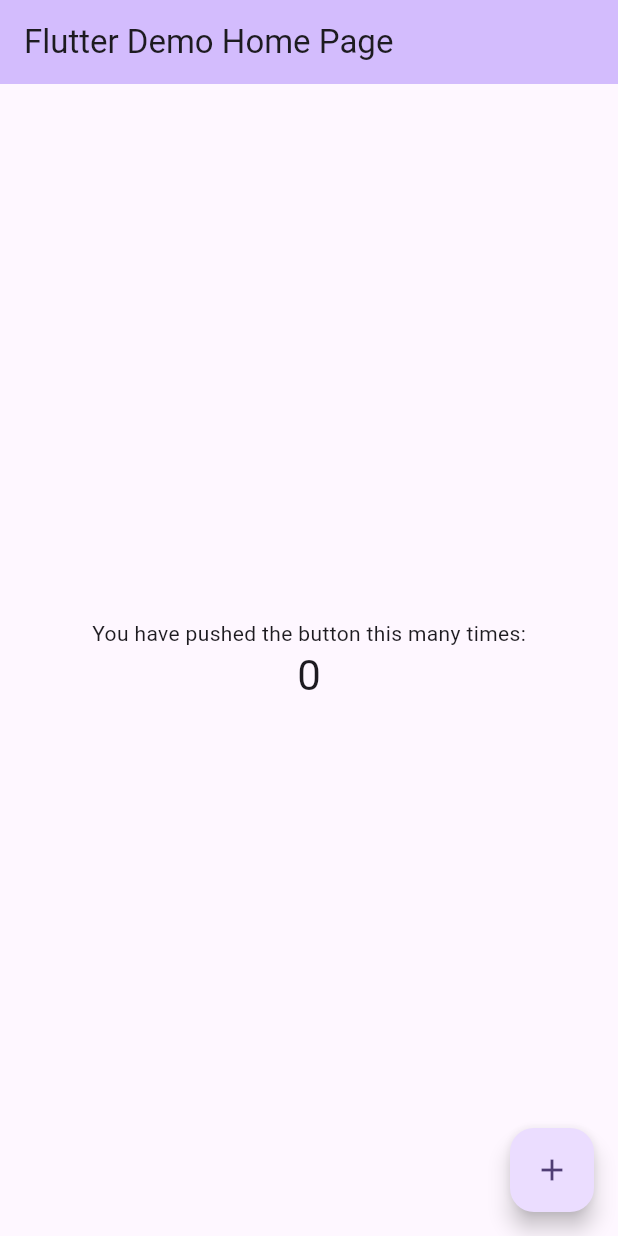
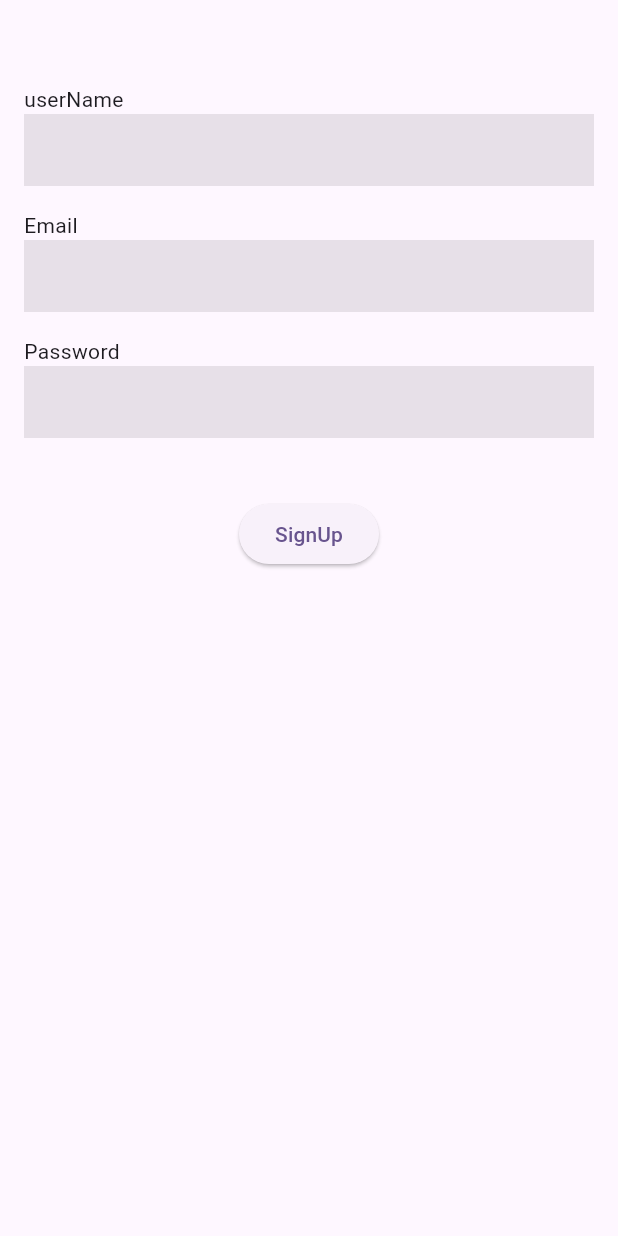
Before and after one commit to ba138/flutter_firebase_stripe, a Flutter app: the screen it shows after launch, on a phone screen of 412 x 824 dp. Run offline on Flutter 3.47's test engine with Material 3 defaults, Android fonts, the phone set to English and light mode, and no system bars.

Commit message:
changes to register the seller

```diff
--- a/lib/main.dart
+++ b/lib/main.dart
@@ -1,4 +1,5 @@
 import 'package:flutter/material.dart';
+import 'package:flutter_firebase_stripe/signup_screen.dart';
 
 void main() {
   runApp(const MyApp());
@@ -31,95 +32,7 @@
         colorScheme: ColorScheme.fromSeed(seedColor: Colors.deepPurple),
         useMaterial3: true,
       ),
-      home: const MyHomePage(title: 'Flutter Demo Home Page'),
+      home: SignupScreen(),
     );
   }
 }
-
-class MyHomePage extends StatefulWidget {
-  const MyHomePage({super.key, required this.title});
-
-  // This widget is the home page of your application. It is stateful, meaning
-  // that it has a State object (defined below) that contains fields that affect
-  // how it looks.
-
-  // This class is the configuration for the state. It holds the values (in this
-  // case the title) provided by the parent (in this case the App widget) and
-  // used by the build method of the State. Fields in a Widget subclass are
-  // always marked "final".
-
-  final String title;
-
-  @override
-  State<MyHomePage> createState() => _MyHomePageState();
-}
-
-class _MyHomePageState extends State<MyHomePage> {
-  int _counter = 0;
-
-  void _incrementCounter() {
-    setState(() {
-      // This call to setState tells the Flutter framework that something has
-      // changed in this State, which causes it to rerun the build method below
-      // so that the display can reflect the updated values. If we changed
-      // _counter without calling setState(), then the build method would not be
-      // called again, and so nothing would appear to happen.
-      _counter++;
-    });
-  }
-
-  @override
-  Widget build(BuildContext context) {
-    // This method is rerun every time setState is called, for instance as done
-    // by the _incrementCounter method above.
-    //
-    // The Flutter framework has been optimized to make rerunning build methods
-    // fast, so that you can just rebuild anything that needs updating rather
-    // than having to individually change instances of widgets.
-    return Scaffold(
-      appBar: AppBar(
-        // TRY THIS: Try changing the color here to a specific color (to
-        // Colors.amber, perhaps?) and trigger a hot reload to see the AppBar
-        // change color while the other colors stay the same.
-        backgroundColor: Theme.of(context).colorScheme.inversePrimary,
-        // Here we take the value from the MyHomePage object that was created by
-        // the App.build method, and use it to set our appbar title.
-        title: Text(widget.title),
-      ),
-      body: Center(
-        // Center is a layout widget. It takes a single child and positions it
-        // in the middle of the parent.
-        child: Column(
-          // Column is also a layout widget. It takes a list of children and
-          // arranges them vertically. By default, it sizes itself to fit its
-          // children horizontally, and tries to be as tall as its parent.
-          //
-          // Column has various properties to control how it sizes itself and
-          // how it positions its children. Here we use mainAxisAlignment to
-          // center the children vertically; the main axis here is the vertical
-          // axis because Columns are vertical (the cross axis would be
-          // horizontal).
-          //
-          // TRY THIS: Invoke "debug painting" (choose the "Toggle Debug Paint"
-          // action in the IDE, or press "p" in the console), to see the
-          // wireframe for each widget.
-          mainAxisAlignment: MainAxisAlignment.center,
-          children: <Widget>[
-            const Text(
-              'You have pushed the button this many times:',
-            ),
-            Text(
-              '$_counter',
-              style: Theme.of(context).textTheme.headlineMedium,
-            ),
-          ],
-        ),
-      ),
-      floatingActionButton: FloatingActionButton(
-        onPressed: _incrementCounter,
-        tooltip: 'Increment',
-        child: const Icon(Icons.add),
-      ), // This trailing comma makes auto-formatting nicer for build methods.
-    );
-  }
-}
--- /dev/null
+++ b/lib/signup_screen.dart
@@ -0,0 +1,64 @@
+import 'package:flutter/material.dart';
+
+class SignupScreen extends StatelessWidget {
+  const SignupScreen({super.key});
+
+  @override
+  Widget build(BuildContext context) {
+    var nameController = TextEditingController();
+    var emailController = TextEditingController();
+    var passwordController = TextEditingController();
+
+    return Scaffold(
+      body: SafeArea(
+        child: Padding(
+          padding: const EdgeInsets.all(16.0),
+          child: Column(
+            crossAxisAlignment: CrossAxisAlignment.start,
+            children: [
+              const SizedBox(
+                height: 40,
+              ),
+              const Text("userName"),
+              TextField(
+                controller: nameController,
+                decoration: const InputDecoration(
+                  border: InputBorder.none,
+                  filled: true,
+                ),
+              ),
+              const SizedBox(
+                height: 16,
+              ),
+              const Text("Email"),
+              TextField(
+                controller: emailController,
+                decoration: const InputDecoration(
+                  border: InputBorder.none,
+                  filled: true,
+                ),
+              ),
+              const SizedBox(
+                height: 16,
+              ),
+              const Text("Password"),
+              TextField(
+                controller: passwordController,
+                decoration: const InputDecoration(
+                  border: InputBorder.none,
+                  filled: true,
+                ),
+              ),
+              const SizedBox(
+                height: 40,
+              ),
+              Center(
+                  child:
+                      ElevatedButton(onPressed: () {}, child: Text("SignUp")))
+            ],
+          ),
+        ),
+      ),
+    );
+  }
+}
--- a/pubspec.yaml
+++ b/pubspec.yaml
@@ -35,6 +35,8 @@ dependencies:
   # The following adds the Cupertino Icons font to your application.
   # Use with the CupertinoIcons class for iOS style icons.
   cupertino_icons: ^1.0.8
+  url_launcher: ^6.3.1
+  http: ^1.2.2
 
 dev_dependencies:
   flutter_test:
```
Also changed, not shown: lib/stripe_connect_screen.dart (added, +39 -0 lines), pubspec.lock, 5 other files.
